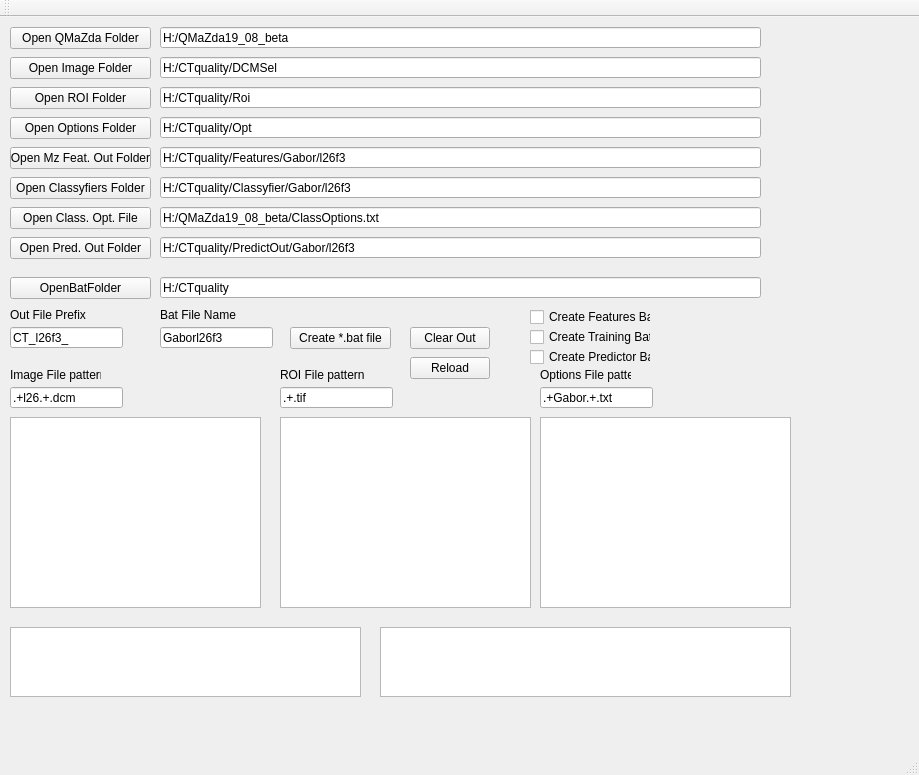
This is mainwindow.ui in marcinkociolek/MaZdaBat as Qt 5 draws it before an edit. The edited form follows.
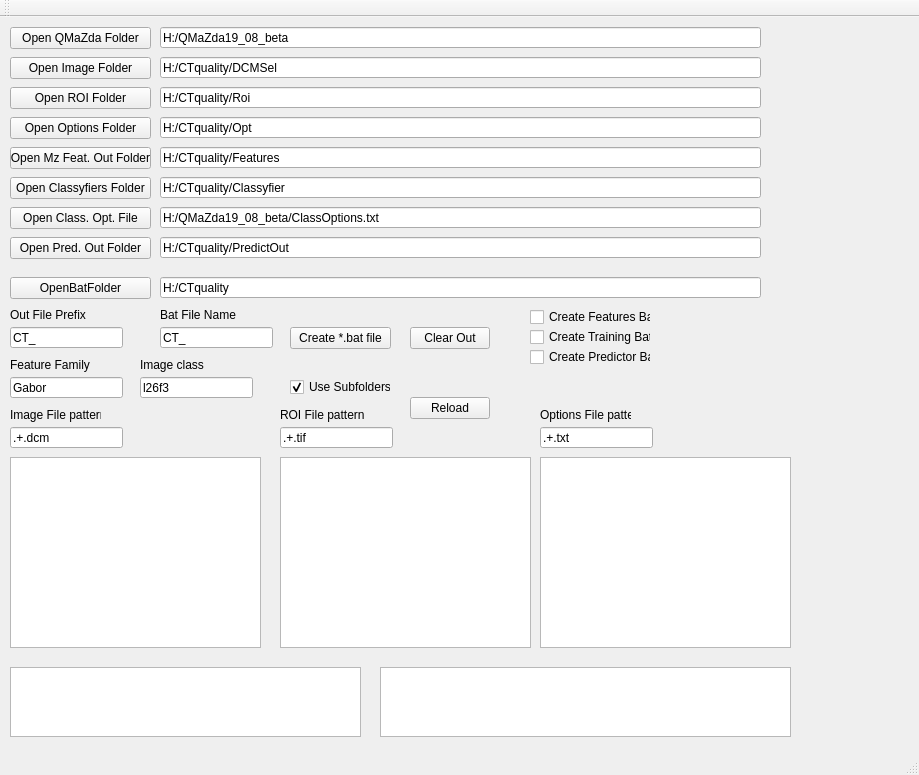
This is the edited form.

Commit message: Subfolder option

```diff
--- a/mainwindow.ui
+++ b/mainwindow.ui
@@ -141,7 +141,7 @@
      </rect>
     </property>
     <property name="text">
-     <string>H:/CTquality/Features/Gabor/l26f3</string>
+     <string>H:/CTquality/Features</string>
     </property>
    </widget>
    <widget class="QLineEdit" name="lineEditOutFilePrefix">
@@ -154,7 +154,7 @@
      </rect>
     </property>
     <property name="text">
-     <string>CT_l26f3_</string>
+     <string>CT_</string>
     </property>
    </widget>
    <widget class="QLabel" name="labelOutFilePrefix">
@@ -174,7 +174,7 @@
     <property name="geometry">
      <rect>
       <x>10</x>
-      <y>610</y>
+      <y>650</y>
       <width>351</width>
       <height>70</height>
      </rect>
@@ -184,7 +184,7 @@
     <property name="geometry">
      <rect>
       <x>380</x>
-      <y>610</y>
+      <y>650</y>
       <width>411</width>
       <height>70</height>
      </rect>
@@ -226,7 +226,7 @@
      </rect>
     </property>
     <property name="text">
-     <string>Gaborl26f3</string>
+     <string>CT_</string>
     </property>
    </widget>
    <widget class="QLabel" name="labelBatFileName">
@@ -246,20 +246,20 @@
     <property name="geometry">
      <rect>
       <x>10</x>
-      <y>370</y>
+      <y>410</y>
       <width>113</width>
       <height>21</height>
      </rect>
     </property>
     <property name="text">
-     <string>.+l26.+.dcm</string>
+     <string>.+.dcm</string>
     </property>
    </widget>
    <widget class="QLabel" name="labelImageFilePattern">
     <property name="geometry">
      <rect>
       <x>10</x>
-      <y>350</y>
+      <y>390</y>
       <width>91</width>
       <height>16</height>
      </rect>
@@ -272,7 +272,7 @@
     <property name="geometry">
      <rect>
       <x>10</x>
-      <y>400</y>
+      <y>440</y>
       <width>251</width>
       <height>191</height>
      </rect>
@@ -301,7 +301,7 @@
      </rect>
     </property>
     <property name="text">
-     <string>H:/CTquality/Classyfier/Gabor/l26f3</string>
+     <string>H:/CTquality/Classyfier</string>
     </property>
    </widget>
    <widget class="QPushButton" name="pushButtonOpenPredictorOutputFolder">
@@ -327,7 +327,7 @@
      </rect>
     </property>
     <property name="text">
-     <string>H:/CTquality/PredictOut/Gabor/l26f3</string>
+     <string>H:/CTquality/PredictOut</string>
     </property>
    </widget>
    <widget class="QPushButton" name="pushButtonOpenClassyfiersOptionsFile">
@@ -360,7 +360,7 @@
     <property name="geometry">
      <rect>
       <x>280</x>
-      <y>350</y>
+      <y>390</y>
       <width>91</width>
       <height>16</height>
      </rect>
@@ -373,7 +373,7 @@
     <property name="geometry">
      <rect>
       <x>280</x>
-      <y>370</y>
+      <y>410</y>
       <width>113</width>
       <height>21</height>
      </rect>
@@ -386,7 +386,7 @@
     <property name="geometry">
      <rect>
       <x>280</x>
-      <y>400</y>
+      <y>440</y>
       <width>251</width>
       <height>191</height>
      </rect>
@@ -396,20 +396,20 @@
     <property name="geometry">
      <rect>
       <x>540</x>
-      <y>370</y>
+      <y>410</y>
       <width>113</width>
       <height>21</height>
      </rect>
     </property>
     <property name="text">
-     <string>.+Gabor.+.txt</string>
+     <string>.+.txt</string>
     </property>
    </widget>
    <widget class="QLabel" name="labelOptionsFilePattern">
     <property name="geometry">
      <rect>
       <x>540</x>
-      <y>350</y>
+      <y>390</y>
       <width>91</width>
       <height>16</height>
      </rect>
@@ -422,7 +422,7 @@
     <property name="geometry">
      <rect>
       <x>540</x>
-      <y>400</y>
+      <y>440</y>
       <width>251</width>
       <height>191</height>
      </rect>
@@ -497,7 +497,7 @@
     <property name="geometry">
      <rect>
       <x>410</x>
-      <y>340</y>
+      <y>380</y>
       <width>80</width>
       <height>22</height>
      </rect>
@@ -506,6 +506,74 @@
      <string>Reload</string>
     </property>
    </widget>
+   <widget class="QLineEdit" name="lineEditFeatureFamily">
+    <property name="geometry">
+     <rect>
+      <x>10</x>
+      <y>360</y>
+      <width>113</width>
+      <height>21</height>
+     </rect>
+    </property>
+    <property name="text">
+     <string>Gabor</string>
+    </property>
+   </widget>
+   <widget class="QLineEdit" name="lineEditImageClass">
+    <property name="geometry">
+     <rect>
+      <x>140</x>
+      <y>360</y>
+      <width>113</width>
+      <height>21</height>
+     </rect>
+    </property>
+    <property name="text">
+     <string>l26f3</string>
+    </property>
+   </widget>
+   <widget class="QLabel" name="labelImageDistortion">
+    <property name="geometry">
+     <rect>
+      <x>140</x>
+      <y>340</y>
+      <width>71</width>
+      <height>16</height>
+     </rect>
+    </property>
+    <property name="text">
+     <string>Image class</string>
+    </property>
+   </widget>
+   <widget class="QLabel" name="labelFeatureFamily">
+    <property name="geometry">
+     <rect>
+      <x>10</x>
+      <y>340</y>
+      <width>81</width>
+      <height>16</height>
+     </rect>
+    </property>
+    <property name="text">
+     <string>Feature Family</string>
+    </property>
+   </widget>
+   <widget class="QCheckBox" name="checkBoxUseSubfolders">
+    <property name="geometry">
+     <rect>
+      <x>290</x>
+      <y>360</y>
+      <width>101</width>
+      <height>20</height>
+     </rect>
+    </property>
+    <property name="text">
+     <string>Use Subfolders</string>
+    </property>
+    <property name="checked">
+     <bool>true</bool>
+    </property>
+   </widget>
   </widget>
   <widget class="QMenuBar" name="menuBar">
    <property name="geometry">
```
The commit also changes 1 other file.
